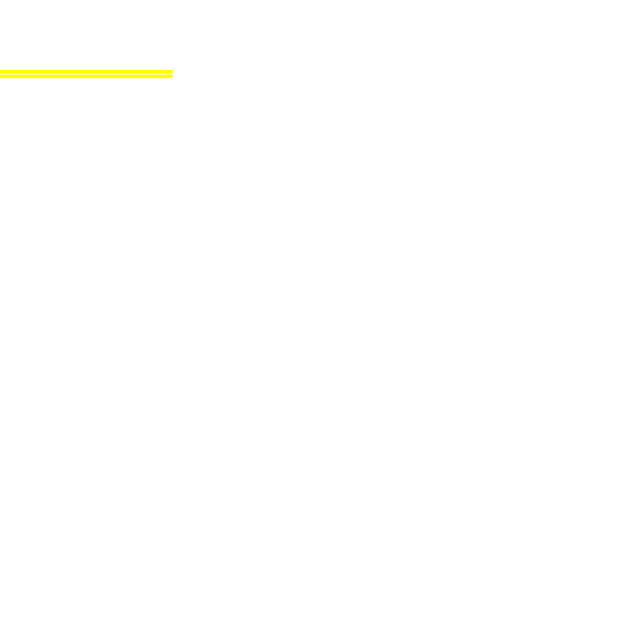
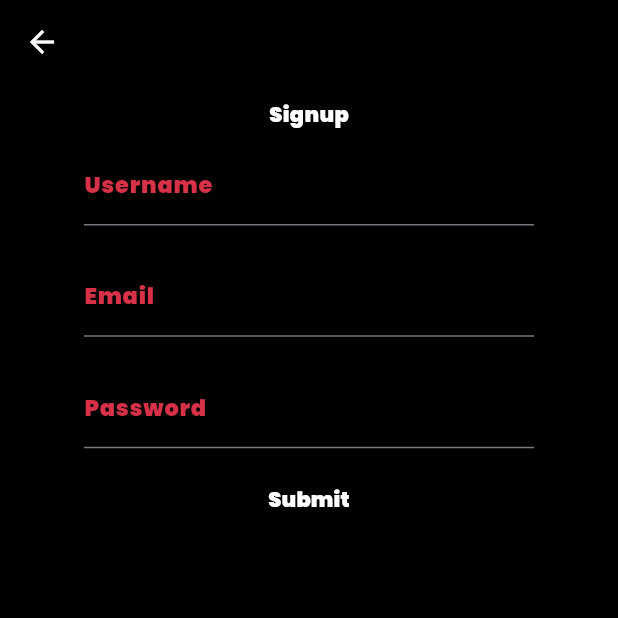
Before and after one commit to BarajasY/AstrobuyerV2, a Flutter app: the screen it shows after launch, in the side drawer, after a tap on "Signup", on a phone screen of 412 x 824 dp, the top half of it. Run offline on Flutter 3.47's test engine with Material 2 defaults, Android fonts, the phone set to English and light mode, and no system bars; network calls fail.

```diff
--- a/mobile/lib/home/home_body.dart
+++ b/mobile/lib/home/home_body.dart
@@ -1,5 +1,5 @@
 import 'package:flutter/material.dart';
-import 'package:Astrobuyer/models/astro_model.dart';
+import 'package:astrobuyer/models/astro_model.dart';
 import "package:http/http.dart" as http;
 import 'dart:convert';
 
--- a/mobile/lib/home/home_drawer.dart
+++ b/mobile/lib/home/home_drawer.dart
@@ -1,7 +1,7 @@
 import 'package:flutter/material.dart';
-import 'package:Astrobuyer/home/home_drawer_lgoff.dart';
-import 'package:Astrobuyer/home/home_drawer_lgon.dart';
-import 'package:Astrobuyer/providers/user_provider.dart';
+import 'package:astrobuyer/home/home_drawer_lgoff.dart';
+import 'package:astrobuyer/home/home_drawer_lgon.dart';
+import 'package:astrobuyer/providers/user_provider.dart';
 import 'package:provider/provider.dart';
 
 class HomeDrawer extends StatefulWidget {
--- a/mobile/lib/home/home_drawer_lgoff.dart
+++ b/mobile/lib/home/home_drawer_lgoff.dart
@@ -1,6 +1,6 @@
 import 'package:flutter/material.dart';
-import 'package:Astrobuyer/login.dart';
-import 'package:Astrobuyer/signup.dart';
+import 'package:astrobuyer/login.dart';
+import 'package:astrobuyer/signup.dart';
 
 class HomeDrawerLgOff extends StatelessWidget {
   const HomeDrawerLgOff({super.key});
--- a/mobile/lib/home/home_drawer_lgon.dart
+++ b/mobile/lib/home/home_drawer_lgon.dart
@@ -1,5 +1,5 @@
 import 'package:flutter/material.dart';
-import 'package:Astrobuyer/providers/user_provider.dart';
+import 'package:astrobuyer/providers/user_provider.dart';
 import 'package:provider/provider.dart';
 
 class HomeDrawerLgOn extends StatelessWidget {
--- a/mobile/lib/login.dart
+++ b/mobile/lib/login.dart
@@ -1,6 +1,6 @@
 import 'dart:convert';
 
-import 'package:Astrobuyer/providers/user_provider.dart';
+import 'package:astrobuyer/providers/user_provider.dart';
 import 'package:crypto/crypto.dart';
 import 'package:flutter/material.dart';
 import "package:http/http.dart" as http;
--- a/mobile/lib/main.dart
+++ b/mobile/lib/main.dart
@@ -1,8 +1,8 @@
 import 'dart:async';
 
 import 'package:flutter/material.dart';
-import 'package:Astrobuyer/home.dart';
-import 'package:Astrobuyer/providers/user_provider.dart';
+import 'package:astrobuyer/home.dart';
+import 'package:astrobuyer/providers/user_provider.dart';
 import 'package:provider/provider.dart';
 
 void main() {
--- a/mobile/lib/signup.dart
+++ b/mobile/lib/signup.dart
@@ -1,4 +1,8 @@
+import 'dart:convert';
+
+import 'package:crypto/crypto.dart';
 import 'package:flutter/material.dart';
+import "package:http/http.dart" as http;
 
 class Signup extends StatefulWidget {
   const Signup({super.key});
@@ -8,11 +12,125 @@ class Signup extends StatefulWidget {
 }
 
 class _Signup extends State<Signup> {
+  final usernameController = TextEditingController();
+  final emailController = TextEditingController();
+  final passwordController = TextEditingController();
+
+  Future<void> submitSignup() async {
+    var passbytes = utf8.encode(passwordController.text);
+    var hash = sha256.convert(passbytes).toString();
+    Uri uri = Uri.http("10.0.2.2:8000", "/user/create");
+
+    final response = await http.post(
+      uri,
+      headers: <String, String>{"Content-Type": "application/json"},
+      body: jsonEncode(
+        <String, String>{
+          "username": usernameController.text,
+          "email": emailController.text,
+          "pass": hash
+        },
+      ),
+    );
+
+    if (response.statusCode == 200) {}
+  }
+
   @override
   Widget build(BuildContext context) {
-    return const Text(
-      "wasd",
-      style: TextStyle(color: Color(0xFFFFFFFF)),
+    return Scaffold(
+      backgroundColor: const Color(0xFF000000),
+      appBar: AppBar(
+        backgroundColor: const Color(0xFF000000),
+        iconTheme: const IconThemeData(
+          color: Color(0xFFFFFFFF),
+        ),
+      ),
+      body: Center(
+        child: Container(
+          alignment: Alignment.center,
+          padding: const EdgeInsets.all(10.0),
+          child: Column(
+            children: [
+              const Text(
+                "Signup",
+                style: TextStyle(
+                    color: Color(0xFFFFFFFF), fontWeight: FontWeight.w900),
+              ),
+              Container(
+                width: 300,
+                alignment: Alignment.centerLeft,
+                child: Column(
+                  children: [
+                    Container(
+                        margin: const EdgeInsets.only(top: 10.0, bottom: 10.0),
+                        child: TextField(
+                          style: const TextStyle(
+                              color: Color(0xFFFFFFFF),
+                              fontWeight: FontWeight.w900,
+                              fontSize: 15.0),
+                          controller: usernameController,
+                          decoration: const InputDecoration(
+                            labelText: "Username",
+                            labelStyle: TextStyle(
+                              color: Color(0xffd63147),
+                              fontWeight: FontWeight.w900,
+                              fontSize: 15.0,
+                            ),
+                          ),
+                        )),
+                    Container(
+                      margin: const EdgeInsets.only(top: 10.0, bottom: 10.0),
+                      child: TextField(
+                        style: const TextStyle(
+                            color: Color(0xFFFFFFFF),
+                            fontWeight: FontWeight.w900,
+                            fontSize: 15.0),
+                        controller: emailController,
+                        decoration: const InputDecoration(
+                          labelText: "Email",
+                          labelStyle: TextStyle(
+                            color: Color(0xffd63147),
+                            fontWeight: FontWeight.w900,
+                            fontSize: 15.0,
+                          ),
+                        ),
+                      ),
+                    ),
+                    Container(
+                      margin: const EdgeInsets.only(top: 10.0, bottom: 10.0),
+                      child: TextField(
+                          style: const TextStyle(
+                              color: Color(0xFFFFFFFF),
+                              fontWeight: FontWeight.w900,
+                              fontSize: 15.0),
+                          controller: passwordController,
+                          decoration: const InputDecoration(
+                            labelText: "Password",
+                            labelStyle: TextStyle(
+                              color: Color(0xffd63147),
+                              fontWeight: FontWeight.w900,
+                              fontSize: 15.0,
+                            ),
+                          )),
+                    ),
+                    TextButton(
+                      onPressed: submitSignup,
+                      child: const Text(
+                        "Submit",
+                        style: TextStyle(
+                          color: Color(0xffffffff),
+                          fontWeight: FontWeight.w900,
+                        ),
+                      ),
+                    ),
+                  ],
+                ),
+              )
+            ],
+          ),
+        ),
+      ),
     );
   }
 }
--- a/mobile/pubspec.yaml
+++ b/mobile/pubspec.yaml
@@ -1,4 +1,4 @@
-name: Astrobuyer
+name: astrobuyer
 description: Astrobuyer ecommerce.
 # The following line prevents the package from being accidentally published to
 # pub.dev using `flutter pub publish`. This is preferred for private packages.
```
Also changed, not shown: mobile/lib/home.dart (+4 -4 lines), 6 other files.
